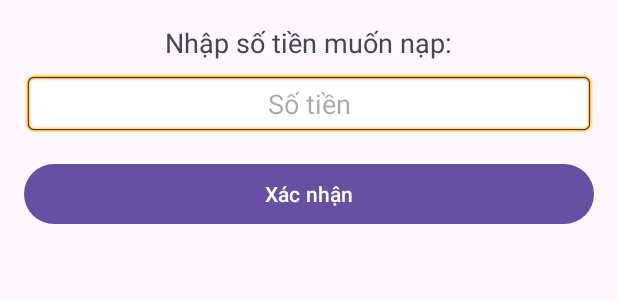
After one commit to TuanDatCoder/PRM392_MiniProject, an Android app: the layout dialog_add_money.xml on its own in the app's theme, with its tools: preview values and no code run, on a phone screen of 412 x 824 dp. The commit adds this screen. Shown: the top 300 px of the screen. Run offline under Robolectric (Android 15) with nearby library versions, the phone set to English and light mode, and no system bars.

Commit message:
add money

```diff
--- /dev/null
+++ b/app/src/main/res/layout/dialog_add_money.xml
@@ -0,0 +1,32 @@
+<?xml version="1.0" encoding="utf-8"?>
+<LinearLayout xmlns:android="http://schemas.android.com/apk/res/android"
+    android:layout_width="match_parent"
+    android:layout_height="wrap_content"
+    android:orientation="vertical"
+    android:padding="16dp">
+
+    <TextView
+        android:layout_width="wrap_content"
+        android:layout_height="wrap_content"
+        android:text="Nhập số tiền muốn nạp:"
+        android:textSize="18sp"
+        android:layout_gravity="center_horizontal"
+        android:paddingBottom="8dp"/>
+
+    <EditText
+        android:id="@+id/etAddMoney"
+        android:layout_width="match_parent"
+        android:layout_height="wrap_content"
+        android:hint="Số tiền"
+        android:inputType="number"
+        android:gravity="center"
+        android:padding="8dp"
+        android:background="@android:drawable/editbox_background"/>
+
+    <Button
+        android:id="@+id/btnConfirmAddMoney"
+        android:layout_width="match_parent"
+        android:layout_height="wrap_content"
+        android:text="Xác nhận"
+        android:layout_marginTop="16dp"/>
+</LinearLayout>
```
Also changed, not shown: app/src/main/java/com/example/prm392_miniproject/MainActivity.java (+40 -1 lines), app/src/main/res/layout/activity_main.xml (+13 -0 lines).
